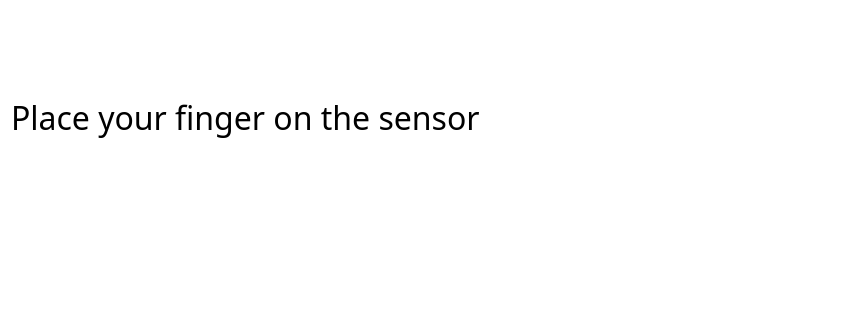
Before: the Qt Designer form finger.ui in arc-bphc/sims-gui, drawn with Qt 5; both pictures show x 0 to 859 and y 0 to 320 of the 960 by 669 pixel window.
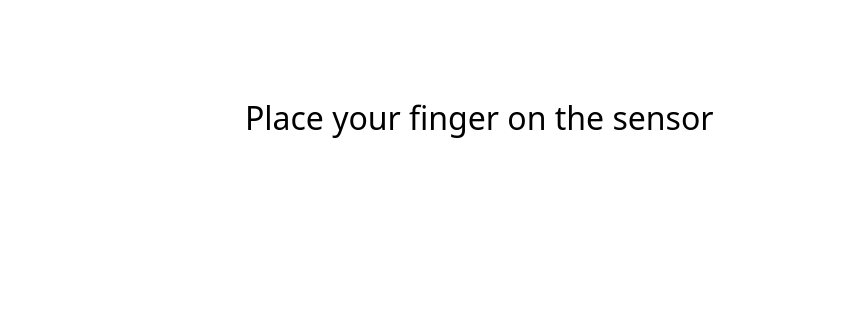
After: the same form once the commit is applied. Icons and pictures are not drawn.

What changed in the file:
```diff
--- a/finger.ui
+++ b/finger.ui
@@ -23,7 +23,7 @@
   <layout class="QGridLayout" name="gridLayout_2">
    <item row="0" column="0">
     <layout class="QGridLayout" name="gridLayout">
-     <item row="0" column="0">
+     <item row="0" column="0" alignment="Qt::AlignHCenter">
       <widget class="QLabel" name="label_4">
        <property name="font">
         <font>
```
